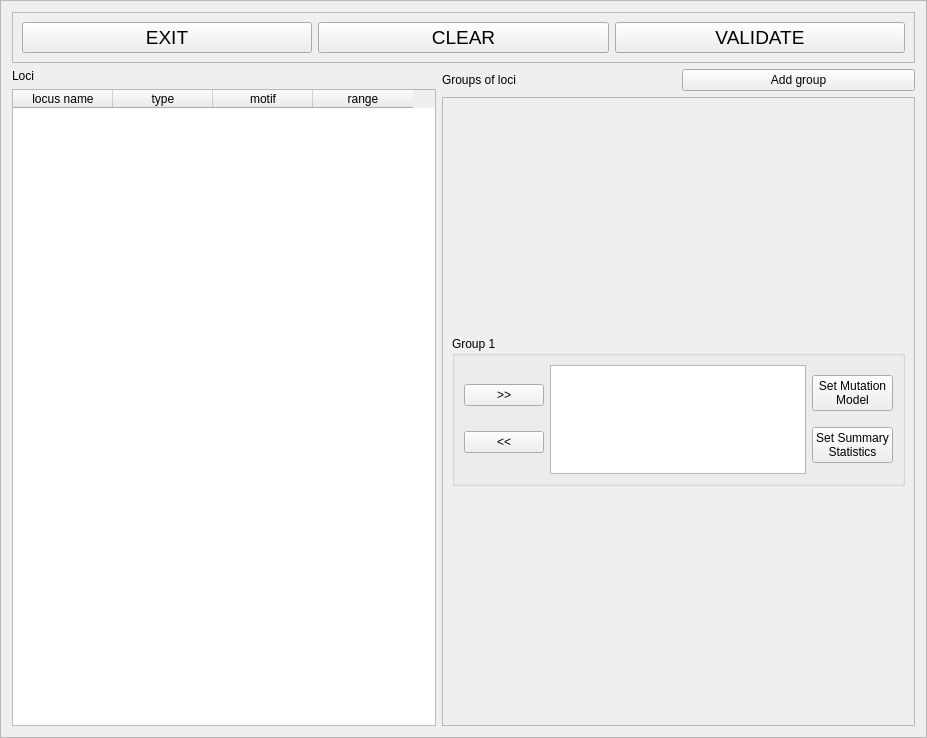
Old version of the form python_interface/uis/setGenData.ui in the repository cbgp/diyabc.
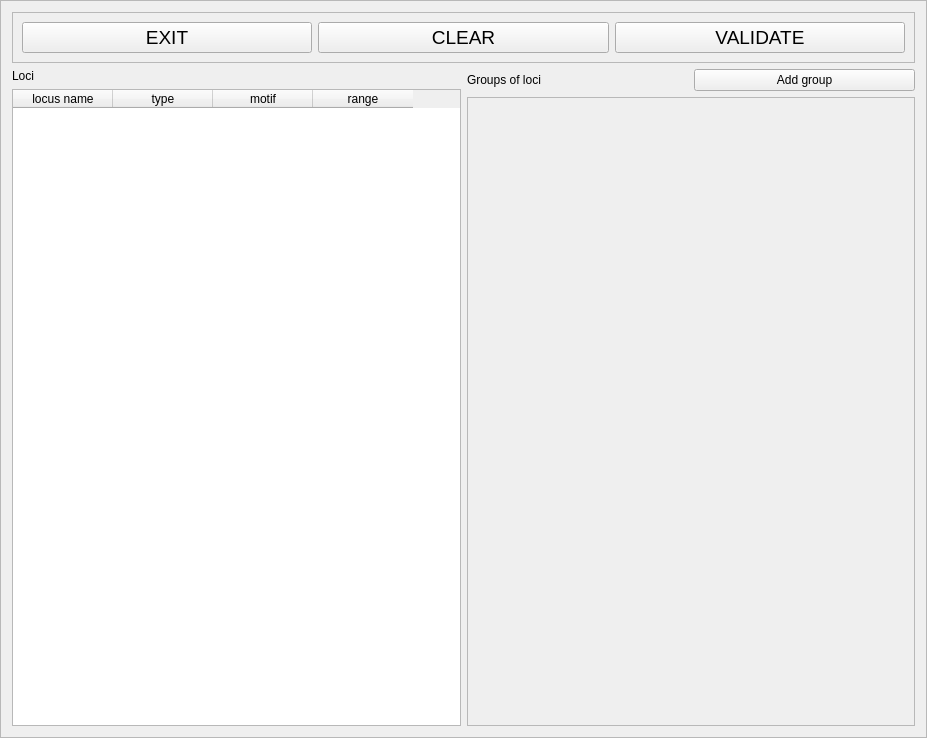
New version of the form.

```diff
--- a/python_interface/uis/setGenData.ui
+++ b/python_interface/uis/setGenData.ui
@@ -154,70 +154,7 @@
             <height>616</height>
            </rect>
           </property>
-          <layout class="QVBoxLayout" name="verticalLayout_3">
-           <item>
-            <widget class="QGroupBox" name="groupBox">
-             <property name="minimumSize">
-              <size>
-               <width>0</width>
-               <height>150</height>
-              </size>
-             </property>
-             <property name="maximumSize">
-              <size>
-               <width>16777215</width>
-               <height>150</height>
-              </size>
-             </property>
-             <property name="title">
-              <string>Group 1</string>
-             </property>
-             <layout class="QHBoxLayout" name="horizontalLayout">
-              <item>
-               <layout class="QVBoxLayout" name="verticalLayout">
-                <item>
-                 <widget class="QPushButton" name="addToButton">
-                  <property name="text">
-                   <string>&gt;&gt;</string>
-                  </property>
-                 </widget>
-                </item>
-                <item>
-                 <widget class="QPushButton" name="rmFromButton">
-                  <property name="text">
-                   <string>&lt;&lt;</string>
-                  </property>
-                 </widget>
-                </item>
-               </layout>
-              </item>
-              <item>
-               <widget class="QListWidget" name="listWidget"/>
-              </item>
-              <item>
-               <layout class="QVBoxLayout" name="verticalLayout_2">
-                <item>
-                 <widget class="QPushButton" name="setMutationButton">
-                  <property name="text">
-                   <string>Set Mutation
-Model</string>
-                  </property>
-                 </widget>
-                </item>
-                <item>
-                 <widget class="QPushButton" name="setSumButton">
-                  <property name="text">
-                   <string>Set Summary
-Statistics</string>
-                  </property>
-                 </widget>
-                </item>
-               </layout>
-              </item>
-             </layout>
-            </widget>
-           </item>
-          </layout>
+          <layout class="QVBoxLayout" name="verticalLayout_3"/>
          </widget>
         </widget>
        </item>
```
Left out of the diff: 8 changed lines with no effect on the pictures.
